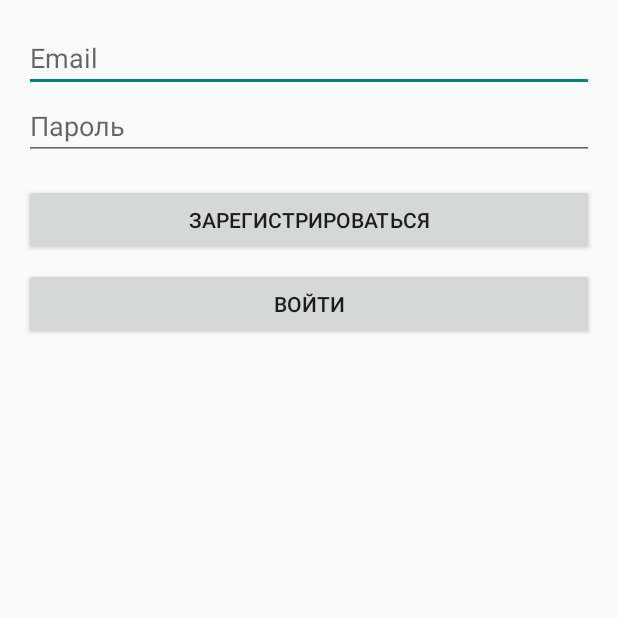
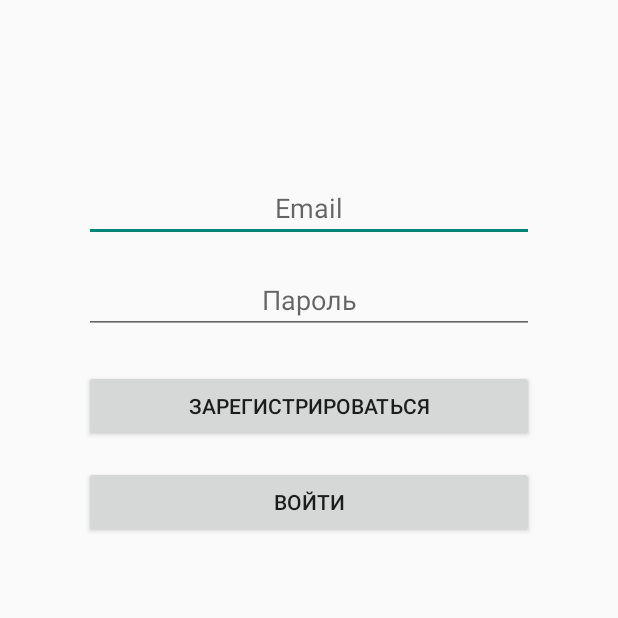
Before and after one commit to vl4ks/yandexmap, an Android app: the AuthActivity screen opened directly, with no data from a screen before it, on a phone screen of 412 x 824 dp, the top half of it. Run offline under Robolectric (Android 15) with nearby library versions, the phone set to English and light mode, and no system bars.

Commit message:
последняя рабочая версия на 12.04

```diff
--- a/app/build.gradle.kts
+++ b/app/build.gradle.kts
@@ -37,6 +37,8 @@ android {
 
 dependencies {
     implementation("com.yandex.android:maps.mobile:4.5.0-full")
+    implementation("com.google.android.material:material:1.13.0-alpha12")
+    implementation("androidx.recyclerview:recyclerview:1.4.0")
     implementation(libs.androidx.core.ktx)
     implementation(libs.androidx.appcompat)
     implementation(libs.material)
--- a/app/src/main/res/layout/activity_auth.xml
+++ b/app/src/main/res/layout/activity_auth.xml
@@ -1,13 +1,28 @@
-<LinearLayout xmlns:android="http://schemas.android.com/apk/res/android"
+<?xml version="1.0" encoding="utf-8"?>
+<ScrollView xmlns:android="http://schemas.android.com/apk/res/android"
     android:layout_width="match_parent"
     android:layout_height="match_parent"
+    android:fillViewport="true">
+
+    <LinearLayout
+        android:layout_width="match_parent"
+        android:layout_height="wrap_content"
+        android:gravity="center_horizontal"
         android:orientation="vertical"
         android:padding="16dp">
+
+
+        <LinearLayout
+            android:layout_width="300dp"
+            android:layout_height="wrap_content"
+            android:layout_marginTop="100dp"
+            android:orientation="vertical">
 
             <EditText
                 android:id="@+id/emailEditText"
                 android:layout_width="match_parent"
                 android:layout_height="wrap_content"
+                android:gravity="center"
                 android:hint="Email"
                 android:inputType="textEmailAddress" />
 
@@ -15,20 +30,24 @@
                 android:id="@+id/passwordEditText"
                 android:layout_width="match_parent"
                 android:layout_height="wrap_content"
+                android:layout_marginTop="16dp"
+                android:gravity="center"
                 android:hint="Пароль"
                 android:inputType="textPassword" />
 
             <Button
                 android:id="@+id/registerButton"
                 android:layout_width="match_parent"
-        android:layout_height="wrap_content"
-        android:text="Зарегистрироваться"
-        android:layout_marginTop="16dp" />
+                android:layout_height="48dp"
+                android:layout_marginTop="24dp"
+                android:text="Зарегистрироваться" />
 
             <Button
                 android:id="@+id/loginButton"
                 android:layout_width="match_parent"
-        android:layout_height="wrap_content"
-        android:text="Войти"
-        android:layout_marginTop="8dp" />
+                android:layout_height="48dp"
+                android:layout_marginTop="16dp"
+                android:text="Войти" />
         </LinearLayout>
+    </LinearLayout>
+</ScrollView>
--- a/settings.gradle.kts
+++ b/settings.gradle.kts
@@ -16,6 +16,9 @@ dependencyResolutionManagement {
     repositories {
         google()
         mavenCentral()
+        maven {
+            url = uri("https://maven.google.com/")
+        }
     }
 }
 
```
Also changed, not shown: app/src/main/java/com/denisova/yandexmap/MainActivity.kt (+51 -6 lines). Lines whose indentation alone changed are shown as unchanged.
